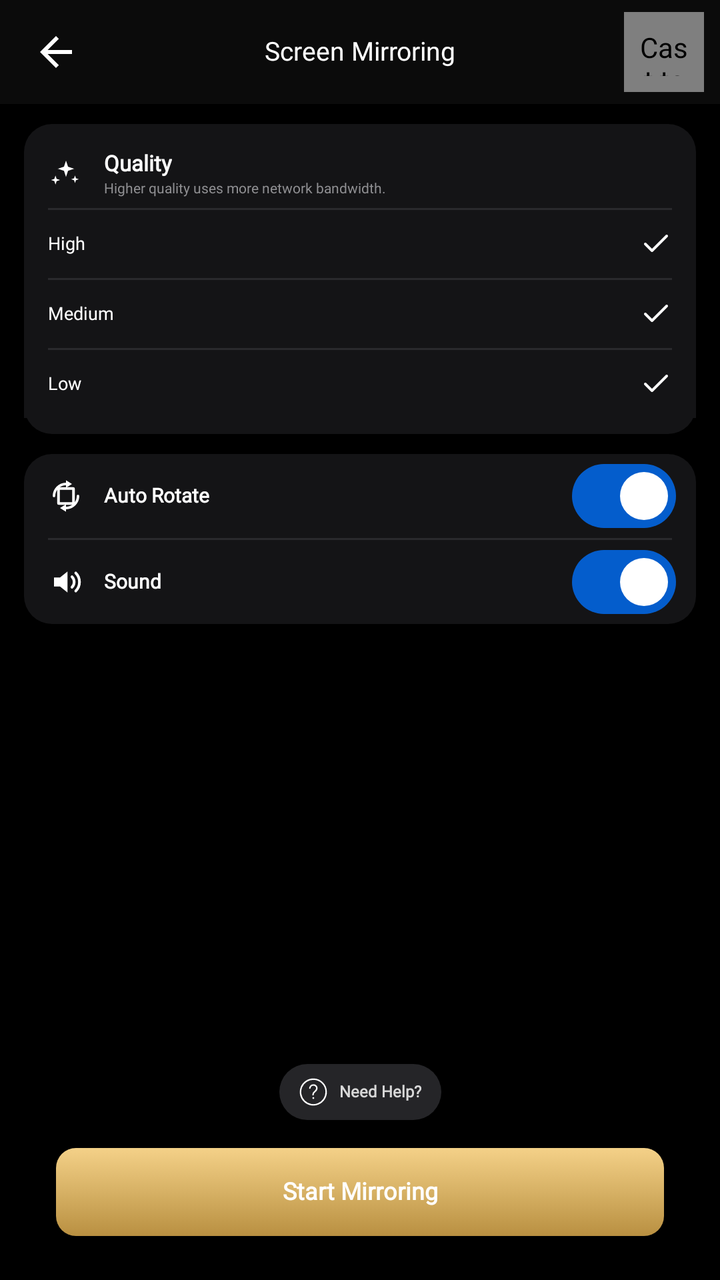
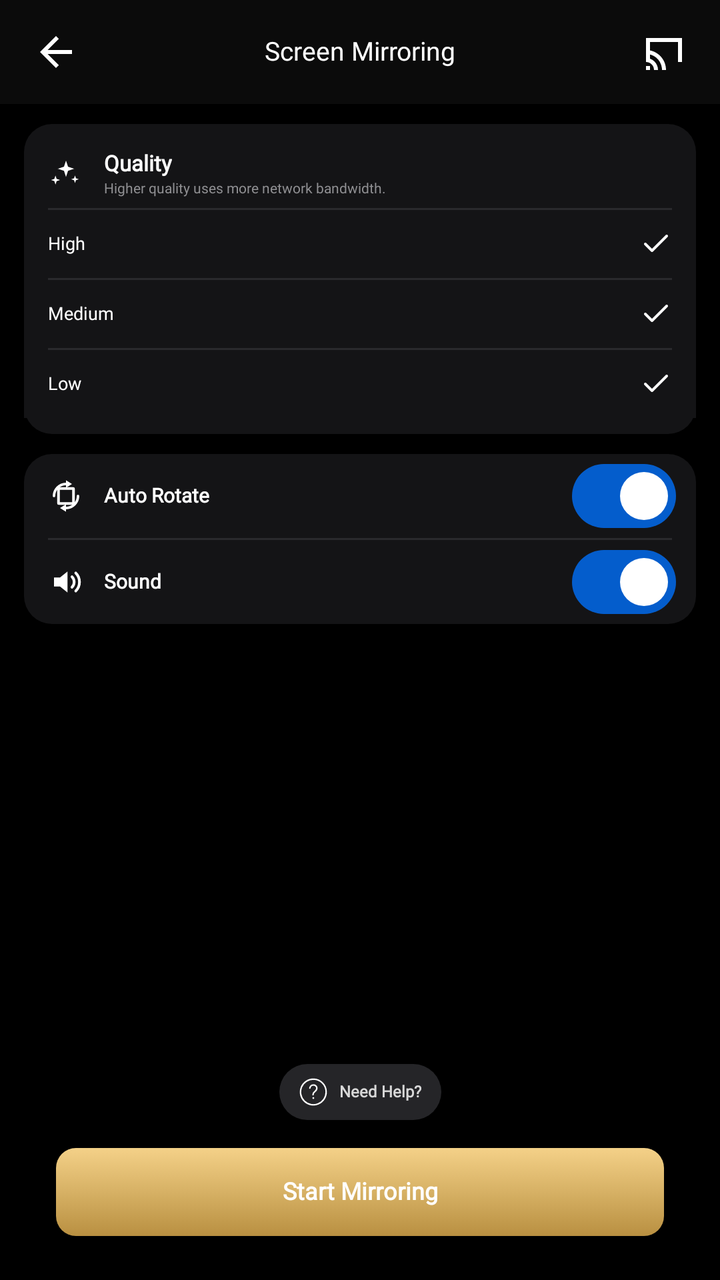

Screens rendered from an Android XML layout before and after an edit, with the pre-edit source and the edit as a unified diff.
<!-- AndroidManifest.xml: application theme Theme.TVCast -->
<!-- res/layout/fragment_screen_mirroring.xml -->
<?xml version="1.0" encoding="utf-8"?>
<androidx.constraintlayout.widget.ConstraintLayout xmlns:android="http://schemas.android.com/apk/res/android"
    xmlns:app="http://schemas.android.com/apk/res-auto"
    xmlns:tools="http://schemas.android.com/tools"
    android:layout_width="match_parent"
    android:layout_height="match_parent"
    android:background="@color/black"
    tools:context=".ui.screen_mirroring.ScreenMirroringFragment">

    <androidx.constraintlayout.widget.ConstraintLayout
        android:id="@+id/toolbar"
        android:layout_width="0dp"
        android:layout_height="@dimen/_52sdp"
        android:background="#0B0B0B"
        android:paddingStart="@dimen/_8sdp"
        android:paddingEnd="@dimen/_8sdp"
        app:layout_constraintEnd_toEndOf="parent"
        app:layout_constraintStart_toStartOf="parent"
        app:layout_constraintTop_toTopOf="parent">

        <ImageButton
            android:id="@+id/btn_back"
            android:layout_width="@dimen/_40sdp"
            android:layout_height="@dimen/_40sdp"
            android:background="?attr/selectableItemBackgroundBorderless"
            android:contentDescription="@string/text_back"
            android:padding="@dimen/_8sdp"
            android:src="@drawable/ic_arrow_back_white"
            app:layout_constraintBottom_toBottomOf="parent"
            app:layout_constraintStart_toStartOf="parent"
            app:layout_constraintTop_toTopOf="parent" />

        <TextView
            android:id="@+id/title"
            android:layout_width="0dp"
            android:layout_height="wrap_content"
            android:ellipsize="end"
            android:fontFamily="@font/inter"
            android:gravity="center"
            android:includeFontPadding="false"
            android:maxLines="1"
            android:text="@string/text_screen_mirroring"
            android:textColor="@color/white"
            android:textSize="@dimen/_13ssp"
            app:layout_constraintBottom_toBottomOf="@id/btn_back"
            app:layout_constraintEnd_toStartOf="@id/btn_top_cast"
            app:layout_constraintStart_toEndOf="@id/btn_back"
            app:layout_constraintTop_toTopOf="@id/btn_back" />

        <androidx.mediarouter.app.MediaRouteButton
            android:id="@+id/btn_top_cast"
            android:layout_width="@dimen/_40sdp"
            android:layout_height="@dimen/_40sdp"
            android:background="?attr/selectableItemBackgroundBorderless"
            android:contentDescription="@string/text_cast_to_tv"
            android:padding="@dimen/_8sdp"
            android:theme="@style/CastWebMediaRouteButtonTheme"
            app:layout_constraintBottom_toBottomOf="@id/btn_back"
            app:layout_constraintEnd_toEndOf="parent"
            app:layout_constraintTop_toTopOf="@id/btn_back" />
    </androidx.constraintlayout.widget.ConstraintLayout>

    <ScrollView
        android:id="@+id/content_scroll"
        android:layout_width="0dp"
        android:layout_height="0dp"
        android:clipToPadding="false"
        android:fillViewport="true"
        android:paddingStart="@dimen/_12sdp"
        android:paddingTop="@dimen/_10sdp"
        android:paddingEnd="@dimen/_12sdp"
        android:paddingBottom="@dimen/_14sdp"
        app:layout_constraintBottom_toTopOf="@id/help_chip"
        app:layout_constraintEnd_toEndOf="parent"
        app:layout_constraintStart_toStartOf="parent"
        app:layout_constraintTop_toBottomOf="@id/toolbar">

        <LinearLayout
            android:layout_width="match_parent"
            android:layout_height="wrap_content"
            android:orientation="vertical">

            <LinearLayout
                android:id="@+id/status_container"
                android:layout_width="match_parent"
                android:layout_height="@dimen/_38sdp"
                android:layout_marginBottom="@dimen/_10sdp"
                android:background="@drawable/bg_mirroring_status"
                android:gravity="center_vertical"
                android:orientation="horizontal"
                android:paddingStart="@dimen/_12sdp"
                android:paddingEnd="@dimen/_12sdp"
                android:visibility="gone"
                tools:visibility="visible">

                <View
                    android:id="@+id/connection_dot"
                    android:layout_width="@dimen/_6sdp"
                    android:layout_height="@dimen/_6sdp"
                    android:layout_marginEnd="@dimen/_8sdp"
                    android:background="@drawable/bg_cast_youtube_status_dot"
                    android:backgroundTint="#777777" />

                <TextView
                    android:id="@+id/status_text"
                    android:layout_width="0dp"
                    android:layout_height="wrap_content"
                    android:layout_weight="1"
                    android:ellipsize="end"
                    android:fontFamily="@font/inter"
                    android:includeFontPadding="false"
                    android:maxLines="1"
                    android:text="@string/text_mirroring_not_started"
                    android:textColor="#D6D6D6"
                    android:textSize="@dimen/_9ssp" />
            </LinearLayout>

            <LinearLayout
                android:layout_width="match_parent"
                android:layout_height="wrap_content"
                android:background="@drawable/bg_mirroring_panel"
                android:orientation="vertical"
                android:paddingTop="@dimen/_8sdp"
                android:paddingBottom="@dimen/_8sdp">

                <LinearLayout
                    android:layout_width="match_parent"
                    android:layout_height="@dimen/_34sdp"
                    android:gravity="center_vertical"
                    android:orientation="horizontal"
                    android:paddingStart="@dimen/_12sdp"
                    android:paddingEnd="@dimen/_12sdp">

                    <ImageView
                        android:layout_width="@dimen/_18sdp"
                        android:layout_height="@dimen/_18sdp"
                        android:src="@drawable/ic_quality" />

                    <LinearLayout
                        android:layout_width="0dp"
                        android:layout_height="wrap_content"
                        android:layout_marginStart="@dimen/_10sdp"
                        android:layout_weight="1"
                        android:orientation="vertical">

                        <TextView
                            android:layout_width="wrap_content"
                            android:layout_height="wrap_content"
                            android:fontFamily="@font/inter"
                            android:includeFontPadding="false"
                            android:text="@string/text_quality"
                            android:textColor="@color/white"
                            android:textSize="@dimen/_11ssp"
                            android:textStyle="bold" />

                        <TextView
                            android:layout_width="wrap_content"
                            android:layout_height="wrap_content"
                            android:layout_marginTop="@dimen/_2sdp"
                            android:fontFamily="@font/inter"
                            android:includeFontPadding="false"
                            android:text="@string/text_quality_description"
                            android:textColor="#8F8F92"
                            android:textSize="@dimen/_7ssp" />
                    </LinearLayout>
                </LinearLayout>

                <View
                    android:layout_width="match_parent"
                    android:layout_height="1dp"
                    android:layout_marginStart="@dimen/_12sdp"
                    android:layout_marginEnd="@dimen/_12sdp"
                    android:background="@drawable/bg_mirroring_divider" />

                <LinearLayout
                    android:id="@+id/row_high"
                    android:layout_width="match_parent"
                    android:layout_height="@dimen/_34sdp"
                    android:background="@drawable/bg_mirroring_row"
                    android:clickable="true"
                    android:focusable="true"
                    android:gravity="center_vertical"
                    android:orientation="horizontal"
                    android:paddingStart="@dimen/_12sdp"
                    android:paddingEnd="@dimen/_12sdp">

                    <TextView
                        android:id="@+id/text_high"
                        android:layout_width="0dp"
                        android:layout_height="wrap_content"
                        android:layout_weight="1"
                        android:fontFamily="@font/inter"
                        android:includeFontPadding="false"
                        android:text="@string/text_quality_high"
                        android:textColor="@color/white"
                        android:textSize="@dimen/_9ssp" />

                    <ImageView
                        android:id="@+id/check_high"
                        android:layout_width="@dimen/_16sdp"
                        android:layout_height="@dimen/_16sdp"
                        android:src="@drawable/ic_check_lang" />
                </LinearLayout>

                <View
                    android:layout_width="match_parent"
                    android:layout_height="1dp"
                    android:layout_marginStart="@dimen/_12sdp"
                    android:layout_marginEnd="@dimen/_12sdp"
                    android:background="@drawable/bg_mirroring_divider" />

                <LinearLayout
                    android:id="@+id/row_medium"
                    android:layout_width="match_parent"
                    android:layout_height="@dimen/_34sdp"
                    android:background="@drawable/bg_mirroring_row"
                    android:clickable="true"
                    android:focusable="true"
                    android:gravity="center_vertical"
                    android:orientation="horizontal"
                    android:paddingStart="@dimen/_12sdp"
                    android:paddingEnd="@dimen/_12sdp">

                    <TextView
                        android:id="@+id/text_medium"
                        android:layout_width="0dp"
                        android:layout_height="wrap_content"
                        android:layout_weight="1"
                        android:fontFamily="@font/inter"
                        android:includeFontPadding="false"
                        android:text="@string/text_quality_medium"
                        android:textColor="@color/white"
                        android:textSize="@dimen/_9ssp" />

                    <ImageView
                        android:id="@+id/check_medium"
                        android:layout_width="@dimen/_16sdp"
                        android:layout_height="@dimen/_16sdp"
                        android:src="@drawable/ic_check_lang" />
                </LinearLayout>

                <View
                    android:layout_width="match_parent"
                    android:layout_height="1dp"
                    android:layout_marginStart="@dimen/_12sdp"
                    android:layout_marginEnd="@dimen/_12sdp"
                    android:background="@drawable/bg_mirroring_divider" />

                <LinearLayout
                    android:id="@+id/row_low"
                    android:layout_width="match_parent"
                    android:layout_height="@dimen/_34sdp"
                    android:background="@drawable/bg_mirroring_row"
                    android:clickable="true"
                    android:focusable="true"
                    android:gravity="center_vertical"
                    android:orientation="horizontal"
                    android:paddingStart="@dimen/_12sdp"
                    android:paddingEnd="@dimen/_12sdp">

                    <TextView
                        android:id="@+id/text_low"
                        android:layout_width="0dp"
                        android:layout_height="wrap_content"
                        android:layout_weight="1"
                        android:fontFamily="@font/inter"
                        android:includeFontPadding="false"
                        android:text="@string/text_quality_low"
                        android:textColor="@color/white"
                        android:textSize="@dimen/_9ssp" />

                    <ImageView
                        android:id="@+id/check_low"
                        android:layout_width="@dimen/_16sdp"
                        android:layout_height="@dimen/_16sdp"
                        android:src="@drawable/ic_check_lang" />
                </LinearLayout>
            </LinearLayout>

            <LinearLayout
                android:layout_width="match_parent"
                android:layout_height="wrap_content"
                android:layout_marginTop="@dimen/_10sdp"
                android:background="@drawable/bg_mirroring_panel"
                android:orientation="vertical">

                <LinearLayout
                    android:layout_width="match_parent"
                    android:layout_height="@dimen/_42sdp"
                    android:gravity="center_vertical"
                    android:orientation="horizontal"
                    android:paddingStart="@dimen/_12sdp"
                    android:paddingEnd="@dimen/_10sdp">

                    <ImageView
                        android:layout_width="@dimen/_18sdp"
                        android:layout_height="@dimen/_18sdp"
                        android:src="@drawable/ic_auto_rotate" />

                    <TextView
                        android:layout_width="0dp"
                        android:layout_height="wrap_content"
                        android:layout_marginStart="@dimen/_10sdp"
                        android:layout_weight="1"
                        android:fontFamily="@font/inter"
                        android:includeFontPadding="false"
                        android:text="@string/text_auto_rotate"
                        android:textColor="@color/white"
                        android:textSize="@dimen/_10ssp"
                        android:textStyle="bold" />

                    <com.google.android.material.materialswitch.MaterialSwitch
                        android:id="@+id/switch_auto_rotate"
                        style="@style/MyMaterialSwitch"
                        android:layout_width="wrap_content"
                        android:layout_height="wrap_content"
                        android:checked="true" />
                </LinearLayout>

                <View
                    android:layout_width="match_parent"
                    android:layout_height="1dp"
                    android:layout_marginStart="@dimen/_12sdp"
                    android:layout_marginEnd="@dimen/_12sdp"
                    android:background="@drawable/bg_mirroring_divider" />

                <LinearLayout
                    android:layout_width="match_parent"
                    android:layout_height="@dimen/_42sdp"
                    android:gravity="center_vertical"
                    android:orientation="horizontal"
                    android:paddingStart="@dimen/_12sdp"
                    android:paddingEnd="@dimen/_10sdp">

                    <ImageView
                        android:layout_width="@dimen/_18sdp"
                        android:layout_height="@dimen/_18sdp"
                        android:src="@drawable/ic_sound" />

                    <TextView
                        android:layout_width="0dp"
                        android:layout_height="wrap_content"
                        android:layout_marginStart="@dimen/_10sdp"
                        android:layout_weight="1"
                        android:fontFamily="@font/inter"
                        android:includeFontPadding="false"
                        android:text="@string/text_sound"
                        android:textColor="@color/white"
                        android:textSize="@dimen/_10ssp"
                        android:textStyle="bold" />

                    <com.google.android.material.materialswitch.MaterialSwitch
                        android:id="@+id/switch_sound"
                        style="@style/MyMaterialSwitch"
                        android:layout_width="wrap_content"
                        android:layout_height="wrap_content"
                        android:checked="true" />
                </LinearLayout>
            </LinearLayout>
        </LinearLayout>
    </ScrollView>

    <LinearLayout
        android:id="@+id/help_chip"
        android:layout_width="wrap_content"
        android:layout_height="@dimen/_28sdp"
        android:layout_marginBottom="@dimen/_14sdp"
        android:background="@drawable/bg_mirroring_help"
        android:clickable="true"
        android:focusable="true"
        android:gravity="center"
        android:orientation="horizontal"
        android:paddingStart="@dimen/_10sdp"
        android:paddingEnd="@dimen/_10sdp"
        app:layout_constraintBottom_toTopOf="@id/btn_start_mirroring"
        app:layout_constraintEnd_toEndOf="parent"
        app:layout_constraintStart_toStartOf="parent">

        <ImageView
            android:layout_width="@dimen/_14sdp"
            android:layout_height="@dimen/_14sdp"
            android:src="@drawable/ic_help" />

        <TextView
            android:layout_width="wrap_content"
            android:layout_height="wrap_content"
            android:layout_marginStart="@dimen/_6sdp"
            android:fontFamily="@font/inter"
            android:includeFontPadding="false"
            android:text="@string/text_need_help"
            android:textColor="#D8D8D8"
            android:textSize="@dimen/_8ssp"
            android:textStyle="bold" />
    </LinearLayout>

    <TextView
        android:id="@+id/btn_start_mirroring"
        android:layout_width="0dp"
        android:layout_height="@dimen/_44sdp"
        android:layout_marginStart="@dimen/_28sdp"
        android:layout_marginEnd="@dimen/_28sdp"
        android:layout_marginBottom="@dimen/_22sdp"
        android:background="@drawable/bg_cast_youtube_action"
        android:clickable="true"
        android:ellipsize="end"
        android:focusable="true"
        android:fontFamily="@font/inter"
        android:gravity="center"
        android:includeFontPadding="false"
        android:maxLines="1"
        android:paddingStart="@dimen/_12sdp"
        android:paddingEnd="@dimen/_12sdp"
        android:text="@string/text_start_mirroring"
        android:textColor="@color/white"
        android:textSize="@dimen/_12ssp"
        android:textStyle="bold"
        app:layout_constraintBottom_toBottomOf="parent"
        app:layout_constraintEnd_toEndOf="parent"
        app:layout_constraintStart_toStartOf="parent" />
</androidx.constraintlayout.widget.ConstraintLayout>
<!-- resources referenced by this layout -->
<resources>
  <color name="black">#FF000000</color>
  <color name="white">#FFFFFFFF</color>
  <dimen name="_10sdp">10.00dp</dimen>
  <dimen name="_10ssp">10.00sp</dimen>
  <dimen name="_11ssp">11.00sp</dimen>
  <dimen name="_12sdp">12.00dp</dimen>
  <dimen name="_12ssp">12.00sp</dimen>
  <dimen name="_13ssp">13.00sp</dimen>
  <dimen name="_14sdp">14.00dp</dimen>
  <dimen name="_16sdp">16.00dp</dimen>
  <dimen name="_18sdp">18.00dp</dimen>
  <dimen name="_22sdp">22.00dp</dimen>
  <dimen name="_28sdp">28.00dp</dimen>
  <dimen name="_2sdp">2.00dp</dimen>
  <dimen name="_34sdp">34.00dp</dimen>
  <dimen name="_38sdp">38.00dp</dimen>
  <dimen name="_40sdp">40.00dp</dimen>
  <dimen name="_42sdp">42.00dp</dimen>
  <dimen name="_44sdp">44.00dp</dimen>
  <dimen name="_52sdp">52.00dp</dimen>
  <dimen name="_6sdp">6.00dp</dimen>
  <dimen name="_7ssp">7.00sp</dimen>
  <dimen name="_8sdp">8.00dp</dimen>
  <dimen name="_8ssp">8.00sp</dimen>
  <dimen name="_9ssp">9.00sp</dimen>
  <!-- drawable bg_cast_youtube_status_dot (drawable) -->
  <?xml version="1.0" encoding="utf-8"?>
  <shape xmlns:android="http://schemas.android.com/apk/res/android" android:shape="oval">
      <solid android:color="#84FF6A" />
  </shape>
  <!-- drawable bg_mirroring_divider (drawable) -->
  <?xml version="1.0" encoding="utf-8"?>
  <shape xmlns:android="http://schemas.android.com/apk/res/android" android:shape="rectangle">
      <solid android:color="#2A2A2D" />
  </shape>
  <!-- drawable bg_mirroring_help (drawable) -->
  <?xml version="1.0" encoding="utf-8"?>
  <shape xmlns:android="http://schemas.android.com/apk/res/android" android:shape="rectangle">
      <solid android:color="#252528" />
      <corners android:radius="@dimen/_14sdp" />
  </shape>
  <!-- drawable bg_mirroring_panel (drawable) -->
  <?xml version="1.0" encoding="utf-8"?>
  <shape xmlns:android="http://schemas.android.com/apk/res/android" android:shape="rectangle">
      <solid android:color="#141416" />
      <corners android:radius="@dimen/_14sdp" />
  </shape>
  <string name="text_auto_rotate">Auto Rotate</string>
  <string name="text_back">Back</string>
  <string name="text_cast_to_tv">Cast to TV</string>
  <string name="text_mirroring_not_started">Mirroring not started</string>
  <string name="text_need_help">Need Help?</string>
  <string name="text_quality">Quality</string>
  <string name="text_quality_description">Higher quality uses more network bandwidth.</string>
  <string name="text_quality_high">High</string>
  <string name="text_quality_low">Low</string>
  <string name="text_quality_medium">Medium</string>
  <string name="text_screen_mirroring">Screen Mirroring</string>
  <string name="text_sound">Sound</string>
  <string name="text_start_mirroring">Start Mirroring</string>
  <style name="CastWebMediaRouteButtonTheme">
          <item name="android:colorControlNormal">@color/white</item>
          <item name="colorControlNormal">@color/white</item>
      </style>
  <style name="MyMaterialSwitch" parent="Widget.Material3.CompoundButton.MaterialSwitch">
          <item name="thumbTint">@color/white</item>
          <item name="trackTint">@color/track_switch_color</item>
      </style>
  <style name="Theme.TVCast" parent="Base.Theme">
          <item name="bottomSheetDialogTheme">@style/FullScreenBottomSheet</item>
      </style>
  <color name="color_primary_045DCC">#045DCC</color>
  <color name="color_primary_037EB9">#037EB9</color>
  <color name="color_on_primary">#FFFCF8</color>
  <!-- unchanged entries left out for length: 13 -->
</resources>

<!-- the commit's change to res/layout/fragment_screen_mirroring.xml (unified diff, before → after) -->
@@ -47,14 +47,14 @@
             app:layout_constraintStart_toEndOf="@id/btn_back"
             app:layout_constraintTop_toTopOf="@id/btn_back" />
 
-        <androidx.mediarouter.app.MediaRouteButton
+        <ImageButton
             android:id="@+id/btn_top_cast"
             android:layout_width="@dimen/_40sdp"
             android:layout_height="@dimen/_40sdp"
             android:background="?attr/selectableItemBackgroundBorderless"
             android:contentDescription="@string/text_cast_to_tv"
             android:padding="@dimen/_8sdp"
-            android:theme="@style/CastWebMediaRouteButtonTheme"
+            android:src="@drawable/ic_cast_screen_white"
             app:layout_constraintBottom_toBottomOf="@id/btn_back"
             app:layout_constraintEnd_toEndOf="parent"
             app:layout_constraintTop_toTopOf="@id/btn_back" />
<!-- resource entries referenced after the edit -->
@@ -47,6 +47,26 @@
       <solid android:color="#141416" />
       <corners android:radius="@dimen/_14sdp" />
   </shape>
+  <!-- drawable ic_cast_screen_white (drawable) -->
+  <?xml version="1.0" encoding="utf-8"?>
+  <vector xmlns:android="http://schemas.android.com/apk/res/android"
+      android:width="24dp"
+      android:height="24dp"
+      android:viewportWidth="24"
+      android:viewportHeight="24">
+      <path
+          android:fillColor="#FFFFFFFF"
+          android:pathData="M3,5h18v12h-2V7H5v10H3z" />
+      <path
+          android:fillColor="#FFFFFFFF"
+          android:pathData="M3,19h2v2H3z" />
+      <path
+          android:fillColor="#FFFFFFFF"
+          android:pathData="M3,15c3.31,0 6,2.69 6,6H7c0,-2.21 -1.79,-4 -4,-4z" />
+      <path
+          android:fillColor="#FFFFFFFF"
+          android:pathData="M3,11c5.52,0 10,4.48 10,10h-2c0,-4.42 -3.58,-8 -8,-8z" />
+  </vector>
   <string name="text_auto_rotate">Auto Rotate</string>
   <string name="text_back">Back</string>
   <string name="text_cast_to_tv">Cast to TV</string>
@@ -60,10 +80,6 @@
   <string name="text_screen_mirroring">Screen Mirroring</string>
   <string name="text_sound">Sound</string>
   <string name="text_start_mirroring">Start Mirroring</string>
-  <style name="CastWebMediaRouteButtonTheme">
-          <item name="android:colorControlNormal">@color/white</item>
-          <item name="colorControlNormal">@color/white</item>
-      </style>
   <style name="MyMaterialSwitch" parent="Widget.Material3.CompoundButton.MaterialSwitch">
           <item name="thumbTint">@color/white</item>
           <item name="trackTint">@color/track_switch_color</item>
